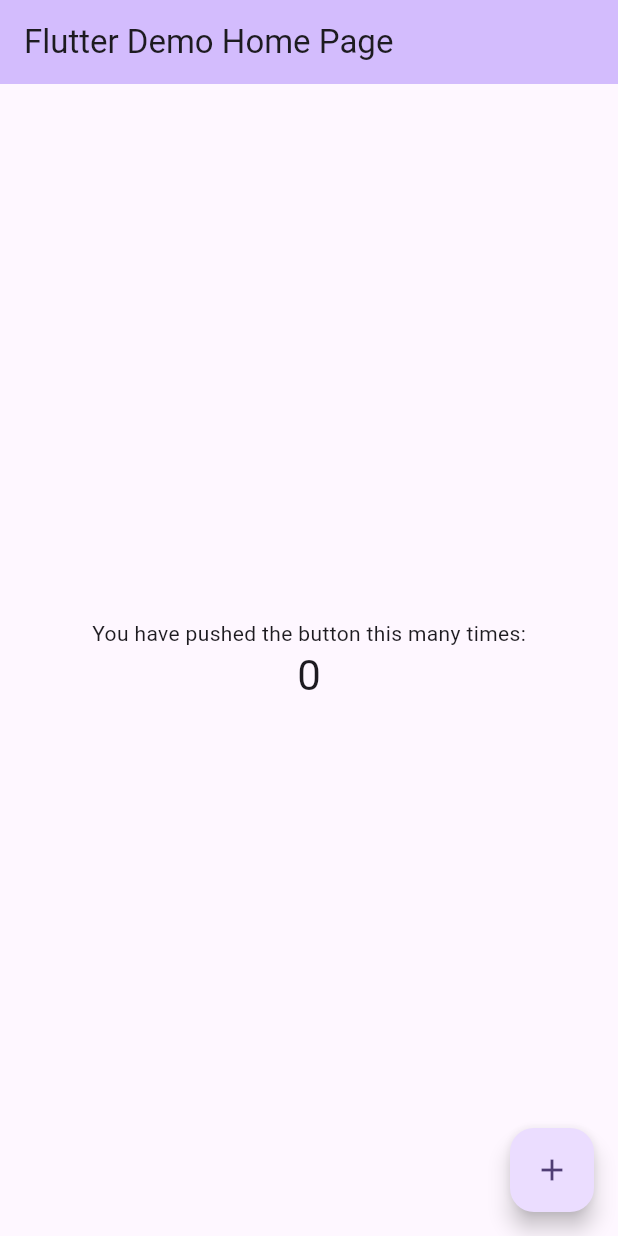
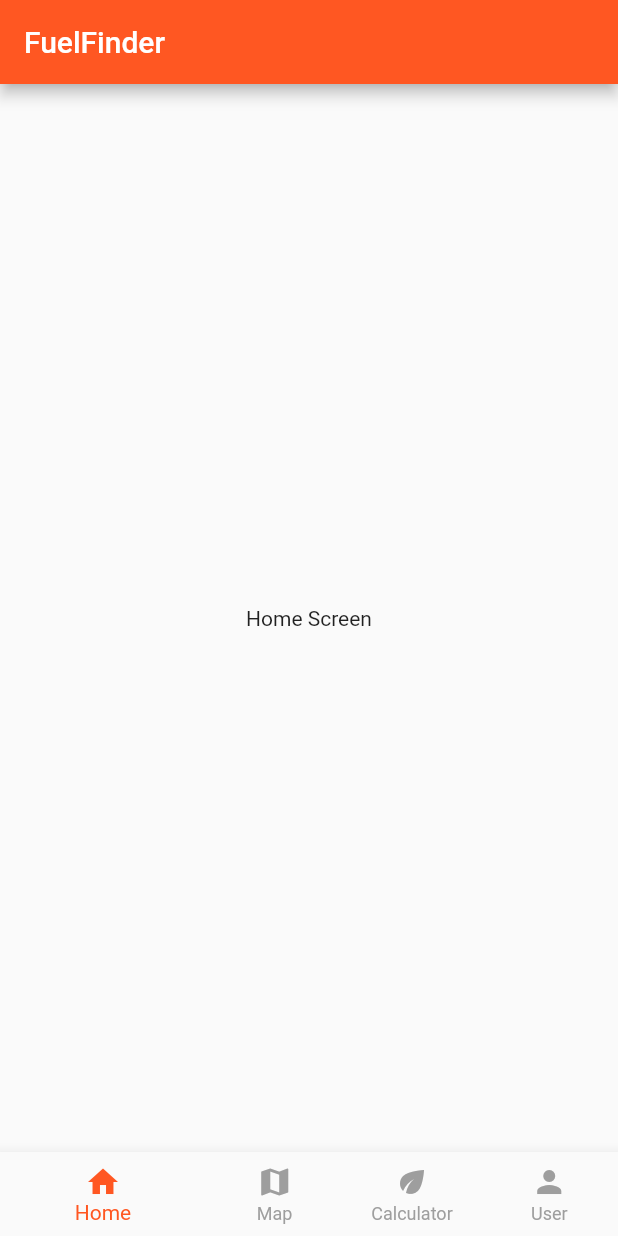
Before and after one commit to IT21078996/FuelFinder, a Flutter app: the screen it shows after launch, on a phone screen of 412 x 824 dp. Run offline on Flutter 3.47's test engine with Material 2 defaults, Android fonts, the phone set to English and light mode, and no system bars.

Commit message:
bottom navigationbar and screens

```diff
--- /dev/null
+++ b/fuel_finder/lib/constants/colors.dart
@@ -0,0 +1,7 @@
+import 'package:flutter/material.dart';
+
+const Color primary = Color(0xfff75d37);
+const Color secondary = Color(0xfffad500);
+const Color textBold = Color(0xff2a2a2a);
+const Color textBody = Color(0xff9d9d9d);
+const Color disabled = Color(0xffd1d1d1);
--- a/fuel_finder/lib/main.dart
+++ b/fuel_finder/lib/main.dart
@@ -1,4 +1,9 @@
 import 'package:flutter/material.dart';
+import 'package:fuel_finder/screens/home.dart';
+import 'package:fuel_finder/screens/map.dart';
+import 'package:fuel_finder/screens/cfc.dart';
+import 'package:fuel_finder/screens/user.dart';
+import 'package:fuel_finder/widgets/navigation.dart';
 
 void main() {
   runApp(const MyApp());
@@ -7,119 +12,54 @@ void main() {
 class MyApp extends StatelessWidget {
   const MyApp({super.key});
 
-  // This widget is the root of your application.
   @override
   Widget build(BuildContext context) {
     return MaterialApp(
-      title: 'Flutter Demo',
+      title: 'FuelFinder',
       theme: ThemeData(
-        // This is the theme of your application.
-        //
-        // TRY THIS: Try running your application with "flutter run". You'll see
-        // the application has a blue toolbar. Then, without quitting the app,
-        // try changing the seedColor in the colorScheme below to Colors.green
-        // and then invoke "hot reload" (save your changes or press the "hot
-        // reload" button in a Flutter-supported IDE, or press "r" if you used
-        // the command line to start the app).
-        //
-        // Notice that the counter didn't reset back to zero; the application
-        // state is not lost during the reload. To reset the state, use hot
-        // restart instead.
-        //
-        // This works for code too, not just values: Most code changes can be
-        // tested with just a hot reload.
-        colorScheme: ColorScheme.fromSeed(seedColor: Colors.deepPurple),
-        useMaterial3: true,
+        primarySwatch: Colors.deepOrange,
       ),
-      home: const MyHomePage(title: 'Flutter Demo Home Page'),
+      home: const BottomNavigationDemo(),
     );
   }
 }
 
-class MyHomePage extends StatefulWidget {
-  const MyHomePage({super.key, required this.title});
-
-  // This widget is the home page of your application. It is stateful, meaning
-  // that it has a State object (defined below) that contains fields that affect
-  // how it looks.
-
-  // This class is the configuration for the state. It holds the values (in this
-  // case the title) provided by the parent (in this case the App widget) and
-  // used by the build method of the State. Fields in a Widget subclass are
-  // always marked "final".
-
-  final String title;
+class BottomNavigationDemo extends StatefulWidget {
+  const BottomNavigationDemo({super.key});
 
   @override
-  State<MyHomePage> createState() => _MyHomePageState();
+  _BottomNavigationDemoState createState() => _BottomNavigationDemoState();
 }
 
-class _MyHomePageState extends State<MyHomePage> {
-  int _counter = 0;
+class _BottomNavigationDemoState extends State<BottomNavigationDemo> {
+  int _selectedIndex = 0;
 
-  void _incrementCounter() {
+  void _onItemTapped(int index) {
     setState(() {
-      // This call to setState tells the Flutter framework that something has
-      // changed in this State, which causes it to rerun the build method below
-      // so that the display can reflect the updated values. If we changed
-      // _counter without calling setState(), then the build method would not be
-      // called again, and so nothing would appear to happen.
-      _counter++;
+      _selectedIndex = index;
     });
   }
 
   @override
   Widget build(BuildContext context) {
-    // This method is rerun every time setState is called, for instance as done
-    // by the _incrementCounter method above.
-    //
-    // The Flutter framework has been optimized to make rerunning build methods
-    // fast, so that you can just rebuild anything that needs updating rather
-    // than having to individually change instances of widgets.
     return Scaffold(
       appBar: AppBar(
-        // TRY THIS: Try changing the color here to a specific color (to
-        // Colors.amber, perhaps?) and trigger a hot reload to see the AppBar
-        // change color while the other colors stay the same.
-        backgroundColor: Theme.of(context).colorScheme.inversePrimary,
-        // Here we take the value from the MyHomePage object that was created by
-        // the App.build method, and use it to set our appbar title.
-        title: Text(widget.title),
+        title: const Text('FuelFinder'),
       ),
       body: Center(
-        // Center is a layout widget. It takes a single child and positions it
-        // in the middle of the parent.
-        child: Column(
-          // Column is also a layout widget. It takes a list of children and
-          // arranges them vertically. By default, it sizes itself to fit its
-          // children horizontally, and tries to be as tall as its parent.
-          //
-          // Column has various properties to control how it sizes itself and
-          // how it positions its children. Here we use mainAxisAlignment to
-          // center the children vertically; the main axis here is the vertical
-          // axis because Columns are vertical (the cross axis would be
-          // horizontal).
-          //
-          // TRY THIS: Invoke "debug painting" (choose the "Toggle Debug Paint"
-          // action in the IDE, or press "p" in the console), to see the
-          // wireframe for each widget.
-          mainAxisAlignment: MainAxisAlignment.center,
-          children: <Widget>[
-            const Text(
-              'You have pushed the button this many times:',
-            ),
-            Text(
-              '$_counter',
-              style: Theme.of(context).textTheme.headlineMedium,
-            ),
-          ],
-        ),
+        child: _widgetOptions.elementAt(_selectedIndex),
       ),
-      floatingActionButton: FloatingActionButton(
-        onPressed: _incrementCounter,
-        tooltip: 'Increment',
-        child: const Icon(Icons.add),
-      ), // This trailing comma makes auto-formatting nicer for build methods.
+      bottomNavigationBar: BottomNavigation(
+        currentIndex: _selectedIndex,
+        onTap: _onItemTapped,
+      ),
     );
   }
+
+  final List<Widget> _widgetOptions = <Widget>[
+    const Home(),
+    const Map(),
+    const CFC(),
+    const User(),
+  ];
 }
--- /dev/null
+++ b/fuel_finder/lib/screens/cfc.dart
@@ -0,0 +1,12 @@
+import 'package:flutter/material.dart';
+
+class CFC extends StatelessWidget {
+  const CFC({super.key});
+
+  @override
+  Widget build(BuildContext context) {
+    return const Center(
+      child: Text('Calculator Screen'),
+    );
+  }
+}
--- /dev/null
+++ b/fuel_finder/lib/screens/home.dart
@@ -0,0 +1,17 @@
+import 'package:flutter/material.dart';
+
+class Home extends StatefulWidget {
+  const Home({super.key});
+
+  @override
+  State<Home> createState() => _HomeState();
+}
+
+class _HomeState extends State<Home> {
+  @override
+  Widget build(BuildContext context) {
+    return const Center(
+      child: Text('Home Screen'),
+    );
+  }
+}
--- /dev/null
+++ b/fuel_finder/lib/screens/map.dart
@@ -0,0 +1,12 @@
+import 'package:flutter/material.dart';
+
+class Map extends StatelessWidget {
+  const Map({super.key});
+
+  @override
+  Widget build(BuildContext context) {
+    return const Center(
+      child: Text('Map Screen'),
+    );
+  }
+}
--- /dev/null
+++ b/fuel_finder/lib/screens/user.dart
@@ -0,0 +1,12 @@
+import 'package:flutter/material.dart';
+
+class User extends StatelessWidget {
+  const User({super.key});
+
+  @override
+  Widget build(BuildContext context) {
+    return const Center(
+      child: Text('User Screen'),
+    );
+  }
+}
--- /dev/null
+++ b/fuel_finder/lib/widgets/navigation.dart
@@ -0,0 +1,38 @@
+import 'package:flutter/material.dart';
+
+class BottomNavigation extends StatelessWidget {
+  final int currentIndex;
+  final ValueChanged<int> onTap;
+
+  const BottomNavigation(
+      {super.key, required this.currentIndex, required this.onTap});
+
+  @override
+  Widget build(BuildContext context) {
+    return BottomNavigationBar(
+      items: const <BottomNavigationBarItem>[
+        BottomNavigationBarItem(
+          icon: Icon(Icons.home),
+          label: 'Home',
+        ),
+        BottomNavigationBarItem(
+          icon: Icon(Icons.map),
+          label: 'Map',
+        ),
+        BottomNavigationBarItem(
+          icon: Icon(Icons.eco),
+          label: 'Calculator',
+        ),
+        BottomNavigationBarItem(
+          icon: Icon(Icons.person),
+          label: 'User',
+        ),
+      ],
+      currentIndex: currentIndex,
+      selectedItemColor: Colors.deepOrange,
+      unselectedItemColor: Colors.grey,
+      showUnselectedLabels: true,
+      onTap: onTap,
+    );
+  }
+}
```
